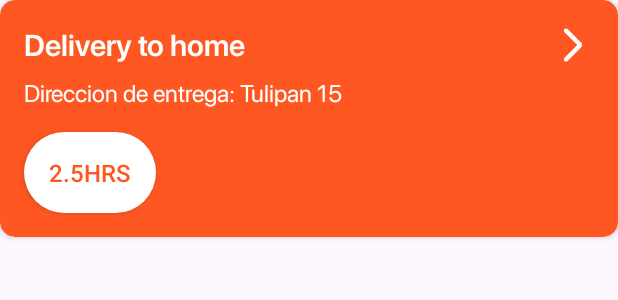
After one commit to Alberto4729/EnChinga, an Android app: the layout card_delivery_status.xml on its own in the app's theme, with its tools: preview values and no code run, on a phone screen of 412 x 824 dp. The commit adds this screen. Shown: the top 300 px of the screen. Run offline under Robolectric (Android 15) with nearby library versions, the phone set to English and light mode, and no system bars.

Commit message:
Se creo el elemento para los articulos

```diff
--- /dev/null
+++ b/app/src/main/res/drawable/ic_arrow_white.xml
@@ -0,0 +1,5 @@
+<vector xmlns:android="http://schemas.android.com/apk/res/android" android:autoMirrored="true" android:height="24dp" android:tint="#FFFFFF" android:viewportHeight="960" android:viewportWidth="960" android:width="24dp">
+
+    <path android:fillColor="@android:color/white" android:pathData="M579,480L285,186Q270,171 270.5,150.5Q271,130 286,115Q301,100 321.5,100Q342,100 357,115L664,423Q676,435 682,450Q688,465 688,480Q688,495 682,510Q676,525 664,537L356,845Q341,860 321,859.5Q301,859 286,844Q271,829 271,808.5Q271,788 286,773L579,480Z"/>
+
+</vector>
--- /dev/null
+++ b/app/src/main/res/drawable/ic_cart.xml
@@ -0,0 +1,5 @@
+<vector xmlns:android="http://schemas.android.com/apk/res/android" android:autoMirrored="true" android:height="24dp" android:tint="#FFFFFF" android:viewportHeight="24" android:viewportWidth="24" android:width="24dp">
+
+    <path android:fillColor="@android:color/white" android:pathData="M7,18c-1.1,0 -1.99,0.9 -1.99,2S5.9,22 7,22s2,-0.9 2,-2 -0.9,-2 -2,-2zM1,2v2h2l3.6,7.59 -1.35,2.45c-0.16,0.28 -0.25,0.61 -0.25,0.96 0,1.1 0.9,2 2,2h12v-2L7.42,15c-0.14,0 -0.25,-0.11 -0.25,-0.25l0.03,-0.12 0.9,-1.63h7.45c0.75,0 1.41,-0.41 1.75,-1.03l3.58,-6.49c0.08,-0.14 0.12,-0.31 0.12,-0.48 0,-0.55 -0.45,-1 -1,-1L5.21,4l-0.94,-2L1,2zM17,18c-1.1,0 -1.99,0.9 -1.99,2s0.89,2 1.99,2 2,-0.9 2,-2 -0.9,-2 -2,-2z"/>
+
+</vector>
--- /dev/null
+++ b/app/src/main/res/layout/card_delivery_status.xml
@@ -0,0 +1,76 @@
+<?xml version="1.0" encoding="utf-8"?>
+<androidx.cardview.widget.CardView xmlns:android="http://schemas.android.com/apk/res/android"
+    xmlns:app="http://schemas.android.com/apk/res-auto"
+    android:layout_width="match_parent"
+    android:layout_height="wrap_content"
+    android:backgroundTint="@color/primaryColor"
+    app:cardCornerRadius="10dp"
+    android:elevation="4dp"
+    xmlns:tools="http://schemas.android.com/tools">
+
+    <androidx.constraintlayout.widget.ConstraintLayout
+        android:layout_width="match_parent"
+        android:layout_height="match_parent">
+
+        <TextView
+            android:id="@+id/delivery_status"
+            android:layout_width="0dp"
+            android:layout_height="wrap_content"
+            android:layout_marginHorizontal="@dimen/general_margin"
+            android:layout_marginTop="16dp"
+            android:fontFamily="@font/sf_pro_display_semi_bold"
+            android:textColor="@color/white"
+            android:textSize="20sp"
+            app:layout_constraintEnd_toStartOf="@+id/arrowView"
+            app:layout_constraintStart_toStartOf="parent"
+            app:layout_constraintTop_toTopOf="parent"
+            tools:text="Delivery to home" />
+
+        <TextView
+            android:id="@+id/delivery_status_details"
+            android:layout_width="match_parent"
+            android:layout_height="wrap_content"
+            tools:text="Direccion de entrega: Tulipan 15"
+            app:layout_constraintTop_toBottomOf="@+id/delivery_status"
+            app:layout_constraintStart_toStartOf="parent"
+            app:layout_constraintEnd_toEndOf="parent"
+            android:layout_marginHorizontal="@dimen/general_margin"
+            android:layout_marginTop="8dp"
+            android:textColor="@color/white"
+            android:fontFamily="@font/sf_pro_display_regular"
+            android:textSize="16sp"
+            />
+
+        <androidx.appcompat.widget.AppCompatButton
+            android:id="@+id/delivery_time_button"
+            android:layout_width="wrap_content"
+            android:layout_height="wrap_content"
+            android:layout_marginStart="16dp"
+            android:layout_marginTop="16dp"
+            android:background="@drawable/bg_primary_button"
+            android:backgroundTint="@color/white"
+            android:padding="16dp"
+            android:textColor="@color/primaryColor"
+            android:layout_marginBottom="@dimen/general_margin"
+            android:textSize="16sp"
+            app:layout_constraintBottom_toBottomOf="parent"
+            app:layout_constraintStart_toStartOf="parent"
+            app:layout_constraintTop_toBottomOf="@+id/delivery_status_details"
+            tools:text="2.5hrs" />
+
+        V
+        <ImageView
+            android:id="@+id/arrowView"
+            android:layout_width="28dp"
+            android:layout_height="28dp"
+            android:src="@drawable/ic_arrow_white"
+            app:layout_constraintEnd_toEndOf="parent"
+            app:layout_constraintTop_toTopOf="parent"
+            android:layout_marginTop="@dimen/general_margin"
+            android:layout_marginEnd="@dimen/general_margin"
+            android:contentDescription="@null"
+            />
+
+    </androidx.constraintlayout.widget.ConstraintLayout>
+
+</androidx.cardview.widget.CardView>
--- a/app/src/main/res/values/colors.xml
+++ b/app/src/main/res/values/colors.xml
@@ -8,6 +8,6 @@
     <color name="primaryColorText">#FF000000</color>
     <color name="accentColor">#D50000</color>
     <color name="subtitle_gray_color">#8A8A8A</color>
-    <color name="bg_color_light">#FFFFFFFF</color>
-    <color name="primaryColorLight">#1AFF5722</color>
+    <color name="bg_color_light">#55F4551E</color>
+    <color name="primaryColorLight">#56FF5722</color>
 </resources>
--- a/app/src/main/res/values/strings.xml
+++ b/app/src/main/res/values/strings.xml
@@ -47,4 +47,7 @@
     <string name="primary_button">continuar</string>
     <string name="txt_congrats">Tu cuenta esta completa revisa nuestro menu</string>
     <string name="title_txt_congrats">Felicidades</string>
+    <string name="top_of_week">Lo mas top</string>
+    <string name="card_week">Los mejores lugares</string>
+    <string name="week_card">Tacos al pastor</string>
 </resources>
```
Also changed, not shown: app/src/main/res/layout/activity_home.xml (+43 -105 lines), app/src/main/res/layout/activity_main_view.xml (deleted, +0 -10 lines), app/src/main/res/layout/favorite_restaurant_card.xml (added, +73 -0 lines), app/src/main/res/layout/layout_buy_button.xml (added, +41 -0 lines), app/src/main/res/layout/top_of_week_card.xml (added, +66 -0 lines), app/src/main/res/drawable/taco_img.png (added), app/src/main/res/drawable/tacos_al_pastor.jpeg (added), 1 other file.
